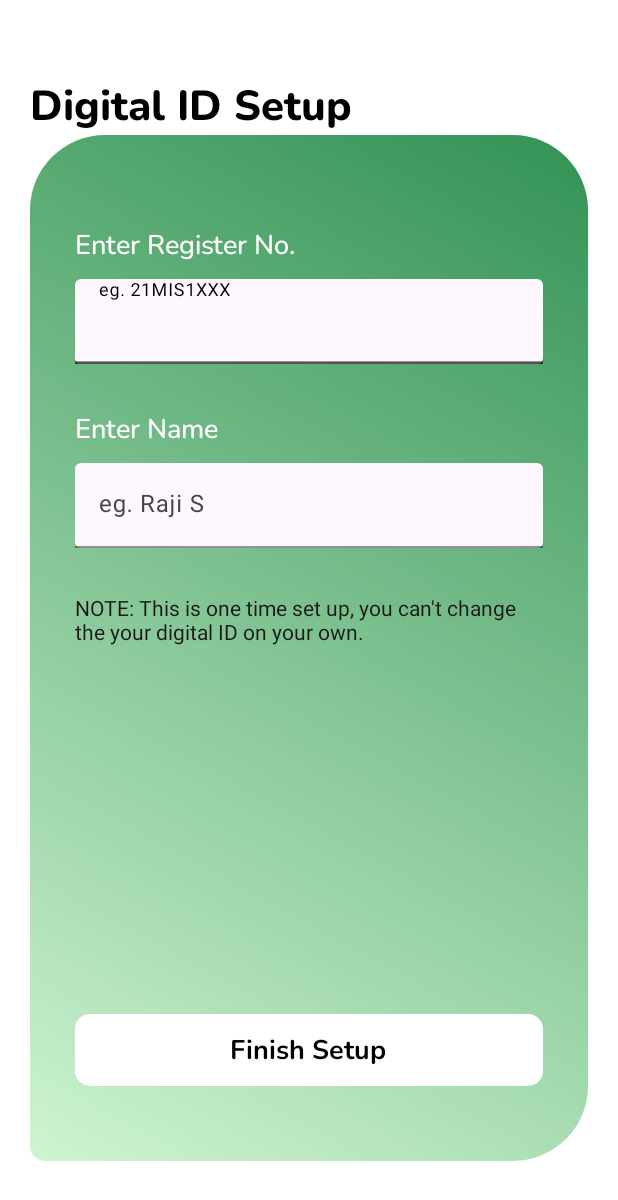
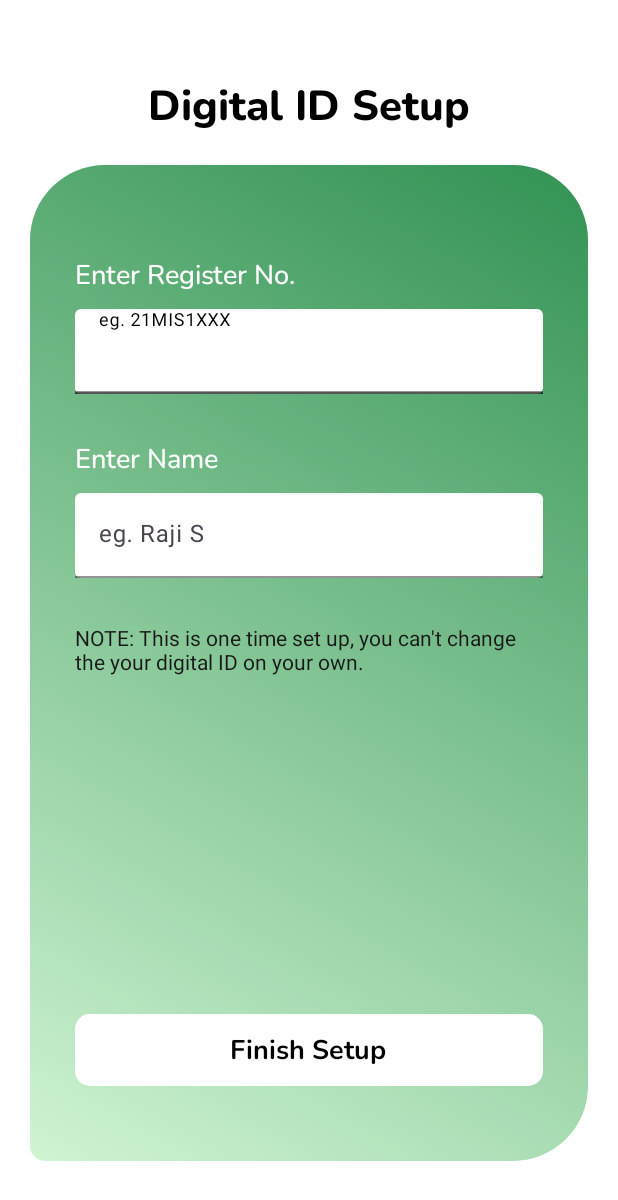
Before and after one commit to SrinivasanJP/Attendance_Biometric_System, an Android app: the screen it shows after launch (Setup), on a phone screen of 412 x 824 dp. Shown: the top 1200 px of the screen. Run offline under Robolectric (Android 15) with nearby library versions, the phone set to English and light mode, and no system bars; our stand-ins replace Firebase (no records; nobody signed in at launch, a user with empty details on screens opened directly).

Commit message:
set up design update

```diff
--- a/app/src/main/res/layout/activity_setup.xml
+++ b/app/src/main/res/layout/activity_setup.xml
@@ -13,8 +13,10 @@
     <TextView
         android:layout_width="wrap_content"
         android:layout_height="wrap_content"
+        android:layout_centerHorizontal="true"
         android:text="@string/digital_id_setup"
         android:id="@+id/setupText"
+        android:layout_marginBottom="20dp"
         android:textColor="@color/black"
         android:textSize="28sp"
         android:fontFamily="@font/neb"
@@ -45,6 +47,7 @@
         <com.google.android.material.textfield.TextInputLayout
             android:id="@+id/emailLayout"
             android:layout_width="match_parent"
+            app:boxBackgroundColor="@color/white"
             android:layout_height="wrap_content"
             app:boxBackgroundMode="filled"
             app:boxStrokeColor="#00000000"
@@ -72,6 +75,7 @@
             android:id="@+id/namelayout"
             android:layout_width="match_parent"
             android:layout_height="wrap_content"
+            app:boxBackgroundColor="@color/white"
             app:boxBackgroundMode="filled"
             app:boxStrokeColor="#00000000"
             app:hintTextColor="@color/black">
```
